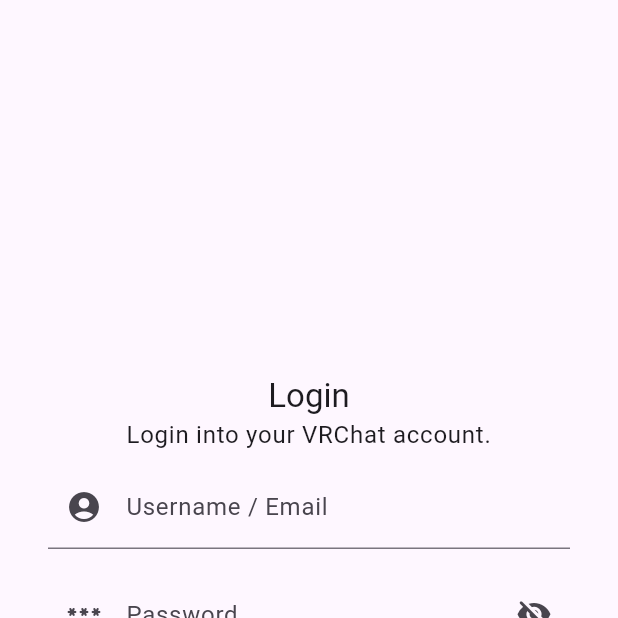
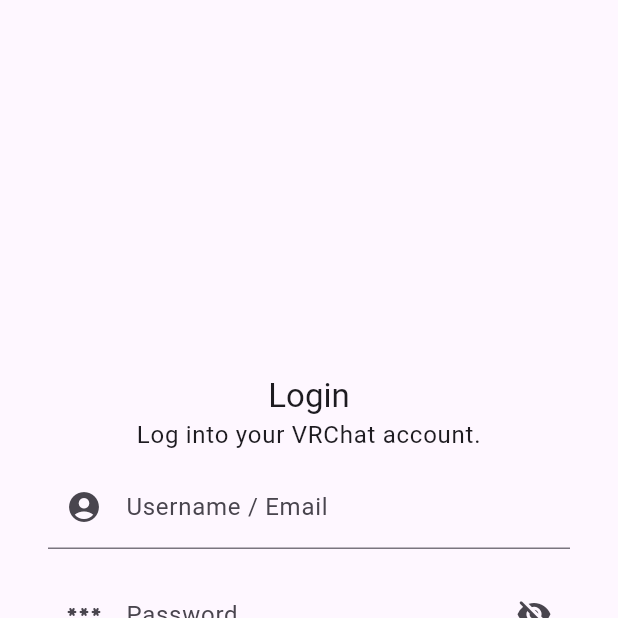
Before and after one commit to kamiya10/VRCTools, a Flutter app: the LoginView screen opened by its route, on a phone screen of 412 x 824 dp, the top half of it. Run offline on Flutter 3.47's test engine with Material 2 defaults, Android fonts, the phone set to English and light mode, and no system bars; our stand-ins replace cached_network_image, package_info_plus, shared_preferences; missing offline and left inert: vrchat_dart; accounts and stored records are empty.

Commit message:
chore(login): typo

```diff
--- a/lib/views/login.dart
+++ b/lib/views/login.dart
@@ -100,7 +100,7 @@
                         style: Theme.of(context).textTheme.titleLarge,
                         textAlign: TextAlign.center),
                     Text(
-                      "Login into your VRChat account.",
+                      "Log into your VRChat account.",
                       style: Theme.of(context).textTheme.bodyLarge,
                       textAlign: TextAlign.center,
                     ),
```
